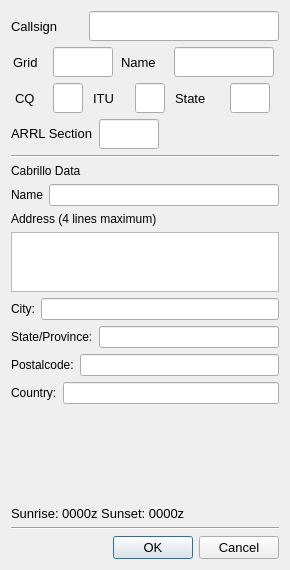
The window that so2sdr/stationdialog.ui (n4ogw/so2sdr) describes before a commit, drawn with Qt 5.
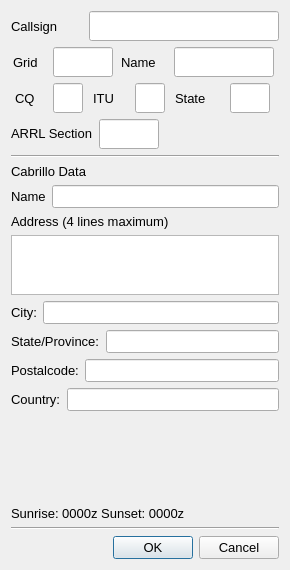
The same window after the commit.

Commit message: Changes related to latest Windows update. Mostly fixing font problems and inconsistencies.

```diff
--- a/so2sdr/stationdialog.ui
+++ b/so2sdr/stationdialog.ui
@@ -462,6 +462,11 @@
    </item>
    <item>
     <widget class="QLabel" name="label_11">
+     <property name="font">
+      <font>
+       <pointsize>10</pointsize>
+      </font>
+     </property>
      <property name="text">
       <string>Cabrillo Data</string>
      </property>
@@ -471,18 +476,34 @@
     <layout class="QHBoxLayout" name="horizontalLayout_6">
      <item>
       <widget class="QLabel" name="label_9">
+       <property name="font">
+        <font>
+         <pointsize>10</pointsize>
+        </font>
+       </property>
        <property name="text">
         <string>Name</string>
        </property>
       </widget>
      </item>
      <item>
-      <widget class="QLineEdit" name="CabrilloNameLineEdit"/>
+      <widget class="QLineEdit" name="CabrilloNameLineEdit">
+       <property name="font">
+        <font>
+         <pointsize>10</pointsize>
+        </font>
+       </property>
+      </widget>
      </item>
     </layout>
    </item>
    <item>
     <widget class="QLabel" name="label_10">
+     <property name="font">
+      <font>
+       <pointsize>10</pointsize>
+      </font>
+     </property>
      <property name="text">
       <string>Address (4 lines maximum)</string>
      </property>
@@ -496,19 +517,35 @@
        <height>60</height>
       </size>
      </property>
+     <property name="font">
+      <font>
+       <pointsize>10</pointsize>
+      </font>
+     </property>
     </widget>
    </item>
    <item>
     <layout class="QHBoxLayout" name="horizontalLayout_7">
      <item>
       <widget class="QLabel" name="label_12">
+       <property name="font">
+        <font>
+         <pointsize>10</pointsize>
+        </font>
+       </property>
        <property name="text">
         <string>City:</string>
        </property>
       </widget>
      </item>
      <item>
-      <widget class="QLineEdit" name="CityLineEdit"/>
+      <widget class="QLineEdit" name="CityLineEdit">
+       <property name="font">
+        <font>
+         <pointsize>10</pointsize>
+        </font>
+       </property>
+      </widget>
      </item>
     </layout>
    </item>
@@ -516,13 +553,24 @@
     <layout class="QHBoxLayout" name="horizontalLayout_8">
      <item>
       <widget class="QLabel" name="label_13">
+       <property name="font">
+        <font>
+         <pointsize>10</pointsize>
+        </font>
+       </property>
        <property name="text">
         <string>State/Province:</string>
        </property>
       </widget>
      </item>
      <item>
-      <widget class="QLineEdit" name="StateLineEdit_2"/>
+      <widget class="QLineEdit" name="StateLineEdit_2">
+       <property name="font">
+        <font>
+         <pointsize>10</pointsize>
+        </font>
+       </property>
+      </widget>
      </item>
     </layout>
    </item>
@@ -530,13 +578,24 @@
     <layout class="QHBoxLayout" name="horizontalLayout_9">
      <item>
       <widget class="QLabel" name="label_14">
+       <property name="font">
+        <font>
+         <pointsize>10</pointsize>
+        </font>
+       </property>
        <property name="text">
         <string>Postalcode:</string>
        </property>
       </widget>
      </item>
      <item>
-      <widget class="QLineEdit" name="PostalCodeLineEdit"/>
+      <widget class="QLineEdit" name="PostalCodeLineEdit">
+       <property name="font">
+        <font>
+         <pointsize>10</pointsize>
+        </font>
+       </property>
+      </widget>
      </item>
     </layout>
    </item>
@@ -544,13 +603,24 @@
     <layout class="QHBoxLayout" name="horizontalLayout_10">
      <item>
       <widget class="QLabel" name="label_15">
+       <property name="font">
+        <font>
+         <pointsize>10</pointsize>
+        </font>
+       </property>
        <property name="text">
         <string>Country:</string>
        </property>
       </widget>
      </item>
      <item>
-      <widget class="QLineEdit" name="CountryLineEdit"/>
+      <widget class="QLineEdit" name="CountryLineEdit">
+       <property name="font">
+        <font>
+         <pointsize>10</pointsize>
+        </font>
+       </property>
+      </widget>
      </item>
     </layout>
    </item>
```
The commit also changes 18 other files.
